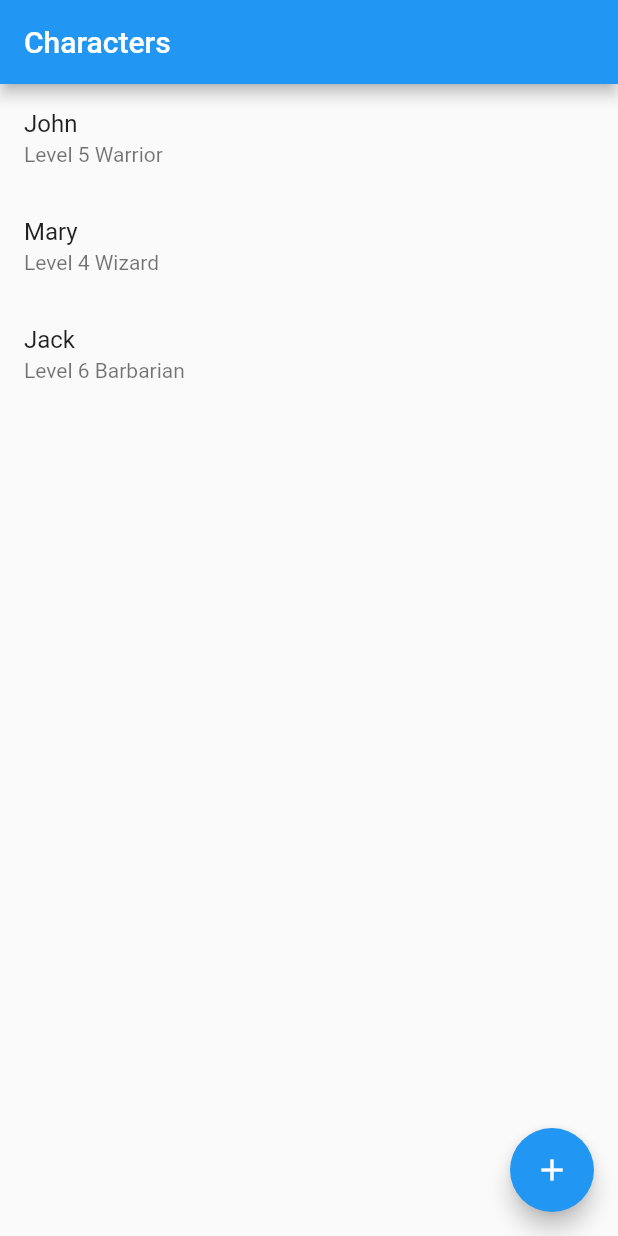
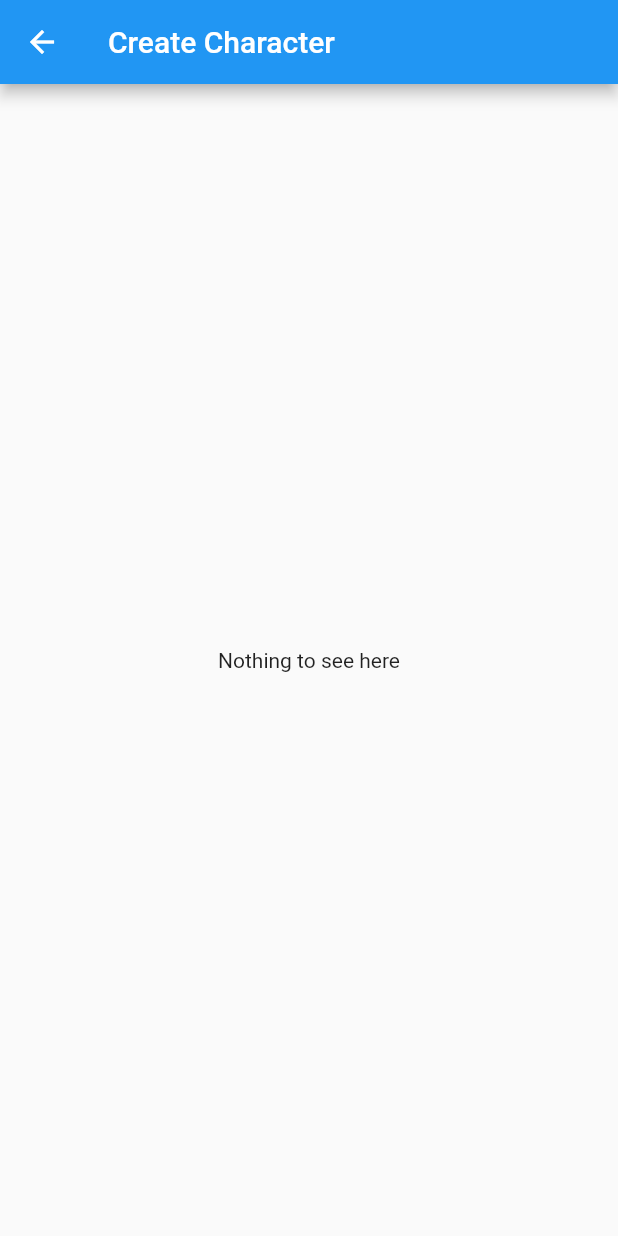
Before and after one commit to flavionm/rpg_sheet, a Flutter app: the screen it shows after launch, after a tap on the "add" icon, on a phone screen of 412 x 824 dp. Run offline on Flutter 3.47's test engine with Material 2 defaults, Android fonts, the phone set to English and light mode, and no system bars; generated files the repository leaves out were written again.

Commit message:
Add character creator route

```diff
--- /dev/null
+++ b/lib/routes/character_creator.dart
@@ -0,0 +1,17 @@
+import 'package:flutter/material.dart';
+import 'package:flutter_gen/gen_l10n/app_localizations.dart';
+import 'package:rpg_sheet/widgets/empty_list.dart';
+
+class CharacterCreator extends StatelessWidget {
+  const CharacterCreator({Key? key}) : super(key: key);
+
+  @override
+  Widget build(BuildContext context) {
+    return Scaffold(
+      appBar: AppBar(
+        title: Text(AppLocalizations.of(context)!.characterCreatorTitle),
+      ),
+      body: const EmptyListView(),
+    );
+  }
+}
--- a/lib/routes/home.dart
+++ b/lib/routes/home.dart
@@ -1,5 +1,7 @@
 import 'package:flutter/material.dart';
 import 'package:flutter_gen/gen_l10n/app_localizations.dart';
+import 'package:rpg_sheet/routes/character_creator.dart';
+import 'package:rpg_sheet/widgets/empty_list.dart';
 
 class Home extends StatelessWidget {
   const Home({Key? key}) : super(key: key);
@@ -17,12 +19,16 @@ class Home extends StatelessWidget {
                 return CharacterListItem(charList[index]);
               },
             )
-          : const Center(
-              child: Text('Nothing to see here'),
-            ),
+          : const EmptyListView(),
       floatingActionButton: FloatingActionButton(
         child: const Icon(Icons.add),
-        onPressed: () {},
+        onPressed: () {
+          Navigator.push(context, MaterialPageRoute<CharacterCreator>(
+            builder: (context) {
+              return const CharacterCreator();
+            },
+          ));
+        },
       ),
     );
   }
--- /dev/null
+++ b/lib/widgets/empty_list.dart
@@ -0,0 +1,12 @@
+import 'package:flutter/material.dart';
+
+class EmptyListView extends StatelessWidget {
+  const EmptyListView({Key? key}) : super(key: key);
+
+  @override
+  Widget build(BuildContext context) {
+    return const Center(
+      child: Text('Nothing to see here'),
+    );
+  }
+}
--- a/res/strings/app_en.arb
+++ b/res/strings/app_en.arb
@@ -1,3 +1,4 @@
 {
-  "home_title": "Characters"
+  "home_title": "Characters",
+  "characterCreatorTitle": "Create Character"
 }
--- a/res/strings/app_pt.arb
+++ b/res/strings/app_pt.arb
@@ -1,3 +1,4 @@
 {
-  "home_title": "Personagens"
+  "home_title": "Personagens",
+  "characterCreatorTitle": "Criar Personagem"
 }
```
